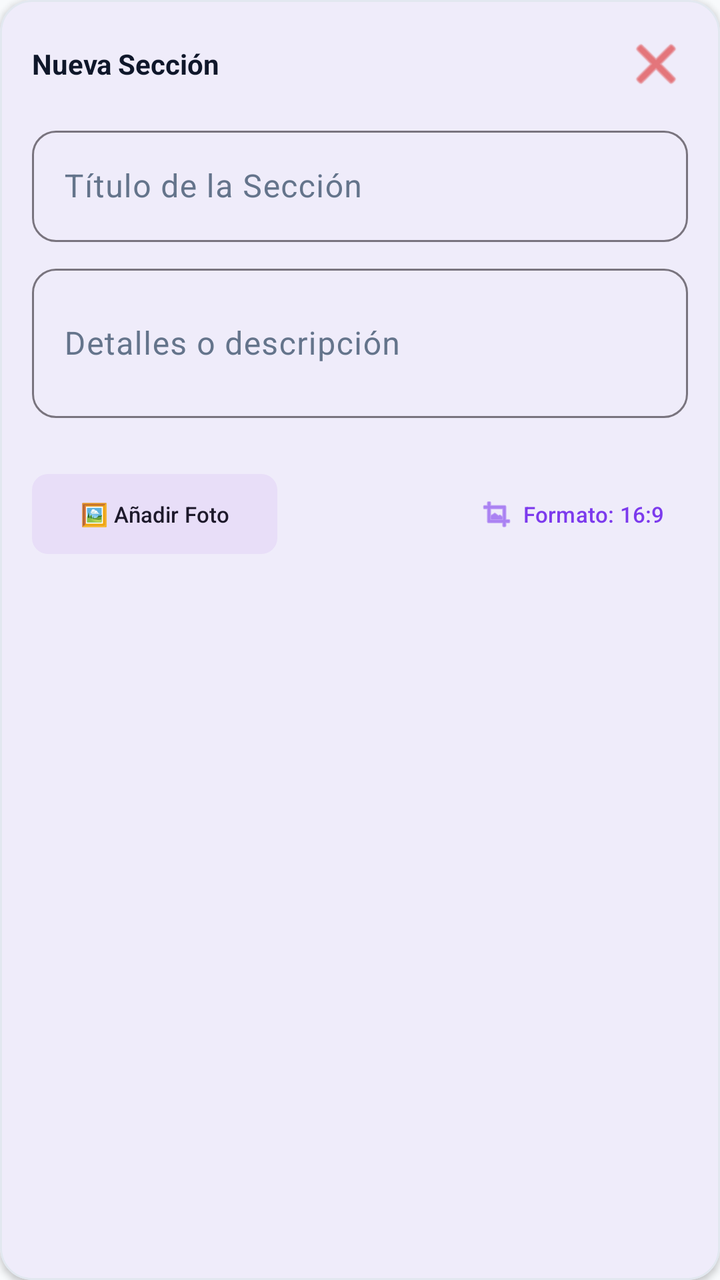
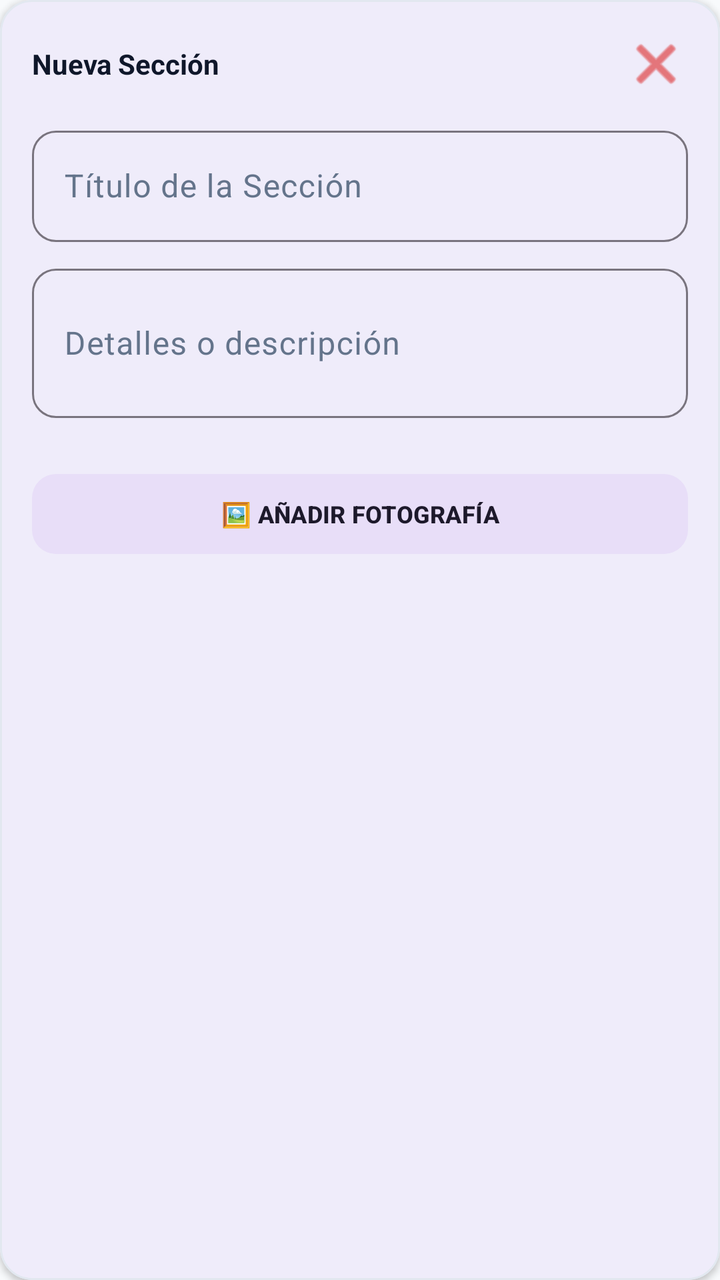

Screens rendered from an Android XML layout before and after an edit, with the pre-edit source and the edit as a unified diff.
<!-- AndroidManifest.xml: application theme Theme.GoMezMart -->
<!-- res/layout/item_editor_extra_section.xml -->
<?xml version="1.0" encoding="utf-8"?>
<com.google.android.material.card.MaterialCardView xmlns:android="http://schemas.android.com/apk/res/android"
    xmlns:app="http://schemas.android.com/apk/res-auto"
    android:layout_width="match_parent"
    android:layout_height="wrap_content"
    android:layout_marginBottom="16dp"
    app:cardCornerRadius="16dp"
    app:cardElevation="2dp"
    app:strokeWidth="1dp"
    app:strokeColor="@color/slate_200">

    <LinearLayout
        android:layout_width="match_parent"
        android:layout_height="wrap_content"
        android:orientation="vertical"
        android:padding="16dp">

        <LinearLayout
            android:layout_width="match_parent"
            android:layout_height="wrap_content"
            android:orientation="horizontal"
            android:gravity="center_vertical"
            android:layout_marginBottom="12dp">

            <TextView
                android:layout_width="0dp"
                android:layout_height="wrap_content"
                android:layout_weight="1"
                android:text="Nueva Sección"
                android:textSize="14sp"
                android:textStyle="bold"
                android:textColor="@color/slate_900" />

            <ImageButton
                android:id="@+id/btnRemoveSection"
                android:layout_width="32dp"
                android:layout_height="32dp"
                android:background="?attr/selectableItemBackgroundBorderless"
                android:src="@android:drawable/ic_menu_close_clear_cancel"
                app:tint="@color/red_600" />
        </LinearLayout>

        <com.google.android.material.textfield.TextInputLayout
            style="@style/Widget.Material3.TextInputLayout.OutlinedBox"
            android:layout_width="match_parent"
            android:layout_height="wrap_content"
            android:layout_marginBottom="8dp"
            android:hint="Título de la Sección"
            app:boxCornerRadiusTopStart="12dp"
            app:boxCornerRadiusTopEnd="12dp"
            app:boxCornerRadiusBottomStart="12dp"
            app:boxCornerRadiusBottomEnd="12dp">
            <com.google.android.material.textfield.TextInputEditText
                android:id="@+id/etSectionTitle"
                android:layout_width="match_parent"
                android:layout_height="wrap_content"
                android:inputType="textCapSentences" />
        </com.google.android.material.textfield.TextInputLayout>

        <com.google.android.material.textfield.TextInputLayout
            style="@style/Widget.Material3.TextInputLayout.OutlinedBox"
            android:layout_width="match_parent"
            android:layout_height="wrap_content"
            android:layout_marginBottom="12dp"
            android:hint="Detalles o descripción"
            app:boxCornerRadiusTopStart="12dp"
            app:boxCornerRadiusTopEnd="12dp"
            app:boxCornerRadiusBottomStart="12dp"
            app:boxCornerRadiusBottomEnd="12dp">
            <com.google.android.material.textfield.TextInputEditText
                android:id="@+id/etSectionContent"
                android:layout_width="match_parent"
                android:layout_height="wrap_content"
                android:inputType="textMultiLine"
                android:minLines="2" />
        </com.google.android.material.textfield.TextInputLayout>

        
        <HorizontalScrollView
            android:layout_width="match_parent"
            android:layout_height="wrap_content"
            android:layout_marginBottom="12dp"
            android:scrollbars="none">
            <LinearLayout
                android:id="@+id/layoutSectionThumbnails"
                android:layout_width="wrap_content"
                android:layout_height="wrap_content"
                android:orientation="horizontal" />
        </HorizontalScrollView>

        <LinearLayout
            android:layout_width="match_parent"
            android:layout_height="wrap_content"
            android:orientation="horizontal">

            <com.google.android.material.button.MaterialButton
                android:id="@+id/btnAddImageToSection"
                style="@style/Widget.Material3.Button.TonalButton"
                android:layout_width="wrap_content"
                android:layout_height="wrap_content"
                android:text="🖼️ Añadir Foto"
                android:textSize="11sp"
                app:cornerRadius="8dp" />

            <View android:layout_width="0dp" android:layout_height="0dp" android:layout_weight="1" />

            <com.google.android.material.button.MaterialButton
                android:id="@+id/btnChangeAspectRatio"
                style="@style/Widget.Material3.Button.TextButton"
                android:layout_width="wrap_content"
                android:layout_height="wrap_content"
                android:text="Formato: 16:9"
                android:textSize="11sp"
                app:icon="@android:drawable/ic_menu_crop" />
        </LinearLayout>

    </LinearLayout>
</com.google.android.material.card.MaterialCardView>
<!-- resources referenced by this layout -->
<resources>
  <color name="red_600">#DC2626</color>
  <color name="slate_200">#E2E8F0</color>
  <color name="slate_900">#0F172A</color>
  <style name="Theme.GoMezMart" parent="Base.Theme.GoMezMart" />
  <style name="Base.Theme.GoMezMart" parent="Theme.Material3.DayNight.NoActionBar">
          <item name="colorPrimary">@color/purple_600</item>
          <item name="colorOnPrimary">@color/white</item>
          <item name="colorSecondary">@color/indigo_500</item>
          <item name="colorSurface">@color/slate_50</item>
          <item name="colorOnSurface">@color/slate_900</item>
          <item name="colorOnSurfaceVariant">@color/slate_500</item>
          <item name="colorSurfaceContainer">@color/white</item>
          <item name="android:windowBackground">@color/slate_50</item>
      </style>
  <color name="purple_600">#7C3AED</color>
  <color name="white">#FFFFFFFF</color>
  <color name="indigo_500">#6366F1</color>
  <color name="slate_50">#F8FAFC</color>
  <color name="slate_500">#64748B</color>
</resources>

<!-- the commit's change to res/layout/item_editor_extra_section.xml (unified diff, before → after) -->
@@ -96,22 +96,13 @@
             <com.google.android.material.button.MaterialButton
                 android:id="@+id/btnAddImageToSection"
                 style="@style/Widget.Material3.Button.TonalButton"
-                android:layout_width="wrap_content"
+                android:layout_width="match_parent"
                 android:layout_height="wrap_content"
-                android:text="🖼️ Añadir Foto"
-                android:textSize="11sp"
-                app:cornerRadius="8dp" />
+                android:text="🖼️ AÑADIR FOTOGRAFÍA"
+                android:textSize="12sp"
+                android:textStyle="bold"
+                app:cornerRadius="12dp" />
 
-            <View android:layout_width="0dp" android:layout_height="0dp" android:layout_weight="1" />
-
-            <com.google.android.material.button.MaterialButton
-                android:id="@+id/btnChangeAspectRatio"
-                style="@style/Widget.Material3.Button.TextButton"
-                android:layout_width="wrap_content"
-                android:layout_height="wrap_content"
-                android:text="Formato: 16:9"
-                android:textSize="11sp"
-                app:icon="@android:drawable/ic_menu_crop" />
         </LinearLayout>
 
     </LinearLayout>
